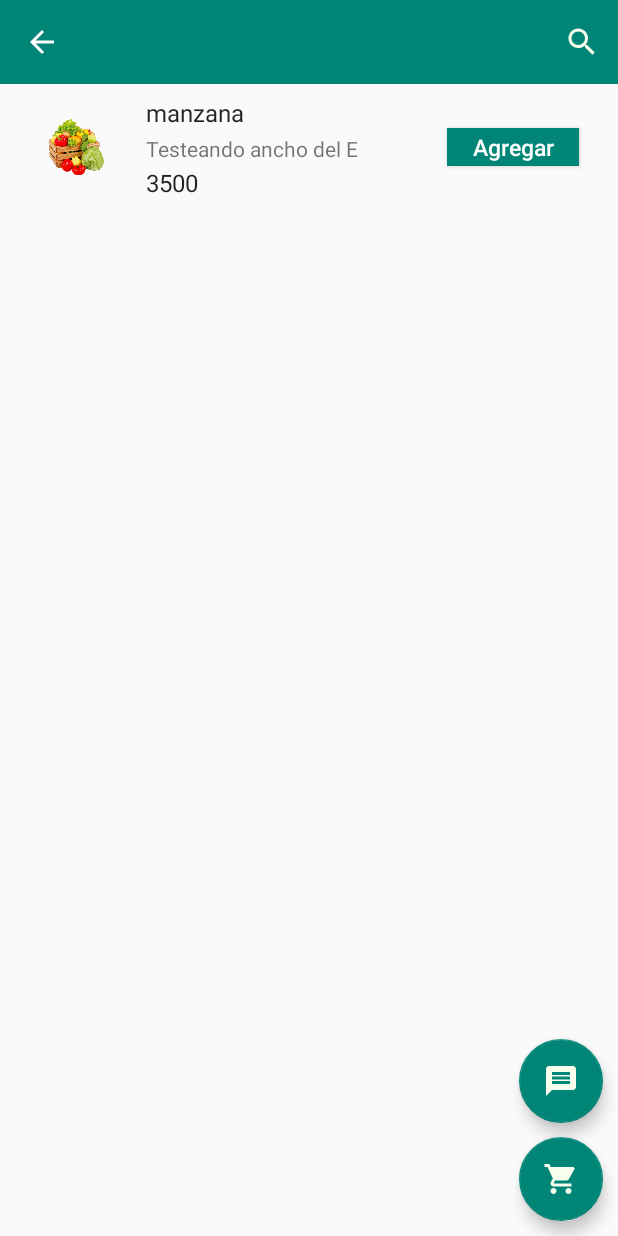
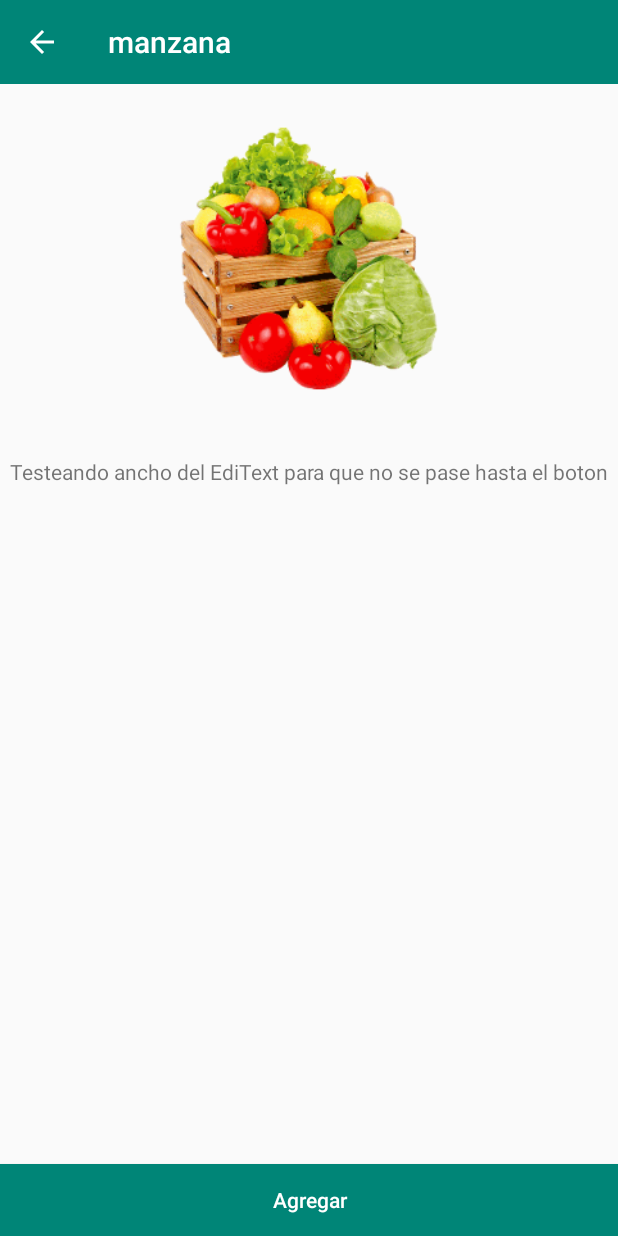
Before and after one commit to FabioGeney/ProyectoDeGrado, an Android app: the VistaProductosMercadillo screen opened directly, with no data from a screen before it, after a tap on "manzana", on a phone screen of 412 x 824 dp. Run offline under Robolectric (Android 15) with nearby library versions, the phone set to English and light mode, and no system bars; our stand-ins replace Firebase (no records; nobody signed in at launch, a user with empty details on screens opened directly), Picasso; 2 statements that could not run were skipped.

Commit message:
agregar produtos a canasta
Los productos ya no se repiten cuando se presiona el boton agregar mas de una vez. Hay errores al precionar back_arrow debido a que la informacion enviada desde activities anteriosres es nulla al precionar el boton. Se creo VistaProducto para mostrar informacion mas detallada de los productos de un mercadillo.

```diff
--- a/merkatdillo-master/app/src/main/java/com/proyecto/marketdillo/CanastaAdapter.java
+++ b/merkatdillo-master/app/src/main/java/com/proyecto/marketdillo/CanastaAdapter.java
@@ -8,6 +8,8 @@ import android.support.v7.widget.RecyclerView;
 import android.view.LayoutInflater;
 import android.view.View;
 import android.view.ViewGroup;
+import android.widget.EdgeEffect;
+import android.widget.EditText;
 import android.widget.ImageButton;
 import android.widget.ImageView;
 import android.widget.TextView;
@@ -23,6 +25,7 @@ public class CanastaAdapter extends RecyclerView.Adapter<CanastaAdapter.ViewHold
     private int layout;
     private OnItemClickListener itemClickListener;
     private Context context;
+    private EditText editText;
 
     public  CanastaAdapter(List<Canasta> canastas, int layout, OnItemClickListener itemClickListener ){
         this.canastas = canastas;
@@ -68,7 +71,7 @@ public class CanastaAdapter extends RecyclerView.Adapter<CanastaAdapter.ViewHold
             Picasso.with(context).load(canasta.getImagen()).fit().into(imagen);
             nombre.setText( canasta.getNombreProducto());
             precioProducto.setText( "$ " + canasta.getPrecioProducto());
-            cantidad.setText("1");
+            cantidad.setText(""+canasta.getCantidad());
 
             add.setOnClickListener(new View.OnClickListener() {
                 @Override
--- a/merkatdillo-master/app/src/main/java/com/proyecto/marketdillo/Producto.java
+++ b/merkatdillo-master/app/src/main/java/com/proyecto/marketdillo/Producto.java
@@ -1,6 +1,8 @@
 package com.proyecto.marketdillo;
 
-public class Producto {
+import java.io.Serializable;
+
+public class Producto implements Serializable{
     private String id;
     private String nombre;
     private String descripcion;
@@ -8,6 +10,7 @@ public class Producto {
     private String tipo;
     private String cantidad;
     private int imagen;
+    private int contador = 0;
 
     Producto(){
 
@@ -39,6 +42,14 @@ public class Producto {
         this.precioCantidad = precioCantidad;
         this.imagen = imagen;
     };
+
+    public int getContador() {
+        return contador;
+    }
+
+    public void setContador(int contador) {
+        this.contador = contador;
+    }
 
     public void setId(String id) {
         this.id = id;
--- a/merkatdillo-master/app/src/main/java/com/proyecto/marketdillo/VistaCanasta.java
+++ b/merkatdillo-master/app/src/main/java/com/proyecto/marketdillo/VistaCanasta.java
@@ -76,7 +76,7 @@ public class VistaCanasta extends AppCompatActivity {
         ArrayList<Producto> productos = singletonCanasta.getCanastas();
         //recorre el arreglo de los productos seleccionados por el consumidor para llenar la lista de productos de la canasta
         for(Producto producto:productos){
-          canasta.add(new Canasta(producto.getNombre(), Integer.parseInt(producto.getPrecioCantidad()) , 1, R.drawable.fruit));
+          canasta.add(new Canasta(producto.getNombre(), Integer.parseInt(producto.getPrecioCantidad()) , producto.getContador(), R.drawable.fruit));
         }
 
         return canasta;
--- /dev/null
+++ b/merkatdillo-master/app/src/main/java/com/proyecto/marketdillo/VistaProducto.java
@@ -0,0 +1,56 @@
+package com.proyecto.marketdillo;
+
+import android.content.Intent;
+import android.support.v7.app.AppCompatActivity;
+import android.os.Bundle;
+import android.support.v7.widget.Toolbar;
+import android.view.View;
+import android.widget.Button;
+import android.widget.ImageView;
+import android.widget.TextView;
+
+import com.squareup.picasso.Picasso;
+
+public class VistaProducto extends AppCompatActivity {
+
+    ImageView imagen;
+    TextView descripcion;
+    Button agregar;
+    Producto producto;
+    SingletonCanasta singletonCanasta;
+    @Override
+    protected void onCreate(Bundle savedInstanceState) {
+        super.onCreate(savedInstanceState);
+        setContentView(R.layout.activity_vista_producto);
+        Toolbar toolbar = findViewById(R.id.toolbar);
+        setSupportActionBar(toolbar);
+        getSupportActionBar().setDisplayHomeAsUpEnabled(true);
+        //inicializa SingletonCanasta
+        singletonCanasta = SingletonCanasta.getInstance();
+        //declara el objeto enviado desde VistaMercadilloPrducto
+        producto = (Producto) getIntent().getSerializableExtra("producto");
+
+        String titulo = producto.getNombre();
+
+        this.setTitle(titulo);
+        // inicia variablres
+        imagen = findViewById(R.id.imagen);
+        descripcion = findViewById(R.id.descripcion);
+        agregar = findViewById(R.id.agregar);
+
+        //obtiene datos enviados por VistaProdutosMercadillos y setea variables
+        descripcion.setText(producto.getDescripcion());
+        int img = producto.getImagen();
+        Picasso.with(this).load(img).fit().into(imagen);
+
+        agregar.setOnClickListener(new View.OnClickListener() {
+            @Override
+            public void onClick(View view) {
+                producto.setContador(1);
+                singletonCanasta.setCanastas(producto);
+            }
+        });
+
+
+    }
+}
--- a/merkatdillo-master/app/src/main/java/com/proyecto/marketdillo/VistaProductosMercadillo.java
+++ b/merkatdillo-master/app/src/main/java/com/proyecto/marketdillo/VistaProductosMercadillo.java
@@ -87,8 +87,10 @@ public class VistaProductosMercadillo extends AppCompatActivity implements Searc
                             // Inicializar el adaptador con la fuente de datos.
                             productoAdapter = new ProductoAdapter(productos, R.layout.list_item_productos, new ProductoAdapter.OnItemClickListener() {
                                 @Override
-                                public void OnItemClick(Producto mercadillo, int posicion) {
-
+                                public void OnItemClick(Producto producto, int posicion) {
+                                    Intent intent = new Intent(VistaProductosMercadillo.this, VistaProducto.class);
+                                    intent.putExtra("producto", producto);
+                                    startActivity(intent);
                                 }
                             });
                             //Relacionando la lista con el adaptador
--- a/merkatdillo-master/app/src/main/res/layout/activity_vista_canasta.xml
+++ b/merkatdillo-master/app/src/main/res/layout/activity_vista_canasta.xml
@@ -109,13 +109,13 @@
             />
 
         <TextView
+            android:id="@+id/total"
             android:layout_width="wrap_content"
             android:layout_height="wrap_content"
             android:layout_marginLeft="10dp"
             android:layout_marginTop="22dp"
-            android:textAppearance="?attr/textAppearanceListItem"
             android:text="$ 100 000"
-            />
+            android:textAppearance="?attr/textAppearanceListItem" />
 
         <Button
             android:id="@+id/finalizar"
--- /dev/null
+++ b/merkatdillo-master/app/src/main/res/layout/activity_vista_producto.xml
@@ -0,0 +1,77 @@
+<?xml version="1.0" encoding="utf-8"?>
+<android.support.constraint.ConstraintLayout xmlns:android="http://schemas.android.com/apk/res/android"
+    xmlns:app="http://schemas.android.com/apk/res-auto"
+    xmlns:tools="http://schemas.android.com/tools"
+    android:layout_width="match_parent"
+    android:layout_height="match_parent"
+    tools:context=".VistaProducto">
+
+    <include
+        android:id="@+id/toolbar"
+        layout="@layout/toolbar" />
+
+    <android.support.constraint.Guideline
+        android:id="@+id/guideline"
+        android:layout_width="wrap_content"
+        android:layout_height="wrap_content"
+        android:orientation="vertical"
+        app:layout_constraintGuide_percent="0.25" />
+
+    <android.support.constraint.Guideline
+        android:id="@+id/guideline2"
+        android:layout_width="wrap_content"
+        android:layout_height="wrap_content"
+        android:orientation="vertical"
+        app:layout_constraintGuide_percent="0.75" />
+
+    <ImageView
+        android:id="@+id/imagen"
+        android:layout_width="0dp"
+        android:layout_height="0dp"
+        android:layout_marginStart="8dp"
+        android:layout_marginLeft="8dp"
+        android:layout_marginTop="24dp"
+        android:layout_marginEnd="8dp"
+        android:layout_marginRight="8dp"
+        android:layout_marginBottom="24dp"
+        app:layout_constraintBottom_toTopOf="@+id/guideline3"
+        app:layout_constraintEnd_toStartOf="@+id/guideline2"
+        app:layout_constraintHorizontal_bias="0.48"
+        app:layout_constraintStart_toStartOf="@+id/guideline"
+        app:layout_constraintTop_toBottomOf="@+id/toolbar"
+        app:srcCompat="@drawable/fruit" />
+
+    <android.support.constraint.Guideline
+        android:id="@+id/guideline3"
+        android:layout_width="wrap_content"
+        android:layout_height="wrap_content"
+        android:orientation="horizontal"
+        app:layout_constraintGuide_percent="0.35" />
+
+    <TextView
+        android:id="@+id/descripcion"
+        android:layout_width="wrap_content"
+        android:layout_height="wrap_content"
+        android:layout_marginStart="16dp"
+        android:layout_marginLeft="16dp"
+        android:layout_marginTop="16dp"
+        android:layout_marginEnd="16dp"
+        android:layout_marginRight="16dp"
+        android:text="TextView"
+        app:layout_constraintEnd_toEndOf="parent"
+        app:layout_constraintStart_toStartOf="parent"
+        app:layout_constraintTop_toTopOf="@+id/guideline3" />
+
+    <Button
+        android:id="@+id/agregar"
+        android:layout_width="match_parent"
+        android:layout_height="wrap_content"
+        android:textAllCaps="false"
+        android:textColor="#fff"
+        android:background="@color/colorPrimary"
+        android:text="Agregar"
+        app:layout_constraintBottom_toBottomOf="parent"
+        app:layout_constraintEnd_toEndOf="parent"
+        app:layout_constraintStart_toStartOf="parent" />
+
+</android.support.constraint.ConstraintLayout>
```
Also changed, not shown: merkatdillo-master/app/src/main/AndroidManifest.xml (+12 -13 lines), merkatdillo-master/app/src/main/java/com/proyecto/marketdillo/ProductoAdapter.java (+7 -1 lines), merkatdillo-master/app/src/main/java/com/proyecto/marketdillo/SingletonCanasta.java (+10 -0 lines).
